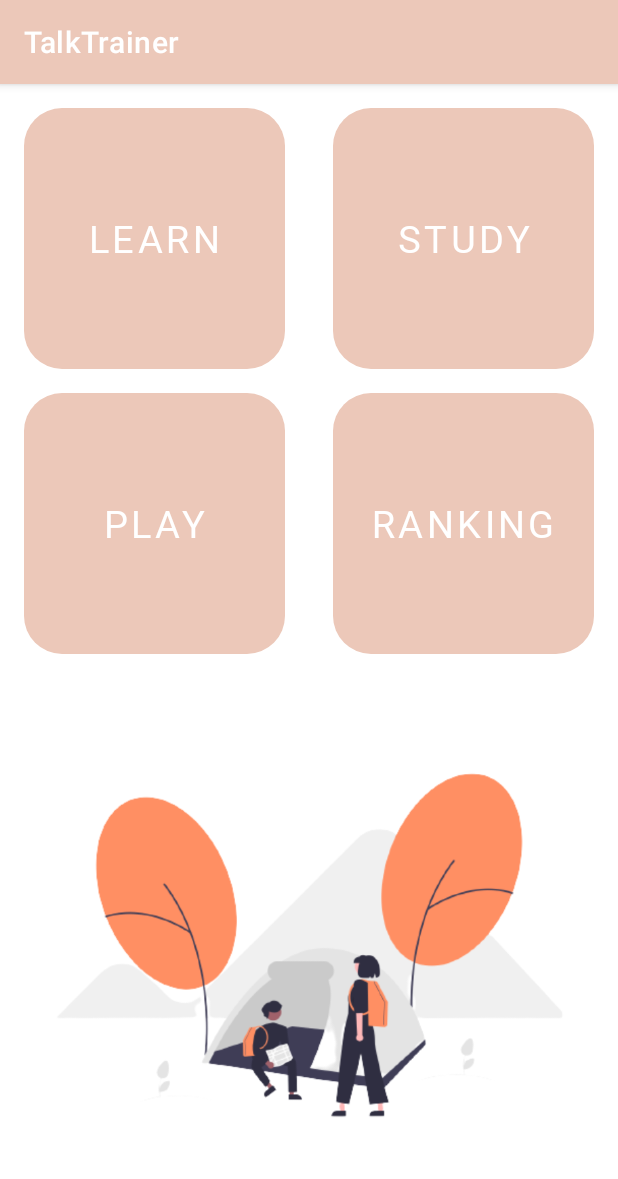
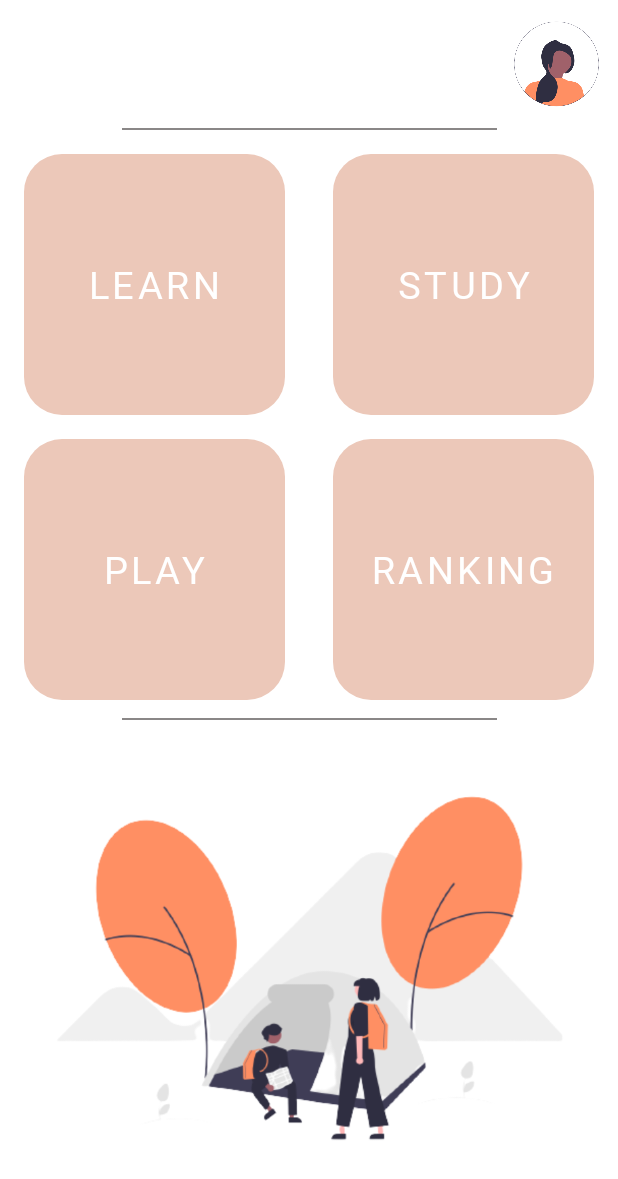
Before and after one commit to xAleksandrax/TalkTrainer, an Android app: the FirstPage screen opened directly, with no data from a screen before it, on a phone screen of 412 x 824 dp. Shown: the top 1179 px of the screen. Run offline under Robolectric (Android 15) with nearby library versions, the phone set to English and light mode, and no system bars.

Commit message:
menu interface added

```diff
--- a/app/src/main/java/com/example/talktrainer/FirstPage.kt
+++ b/app/src/main/java/com/example/talktrainer/FirstPage.kt
@@ -1,31 +1,17 @@
 package com.example.talktrainer
+import android.annotation.SuppressLint
 import androidx.appcompat.app.AppCompatActivity
 import android.os.Bundle
 import android.util.Log
 import android.widget.EditText
 import android.widget.TextView
+import androidx.core.content.ContextCompat
+import androidx.core.text.HtmlCompat
 
 class FirstPage : AppCompatActivity() {
     override fun onCreate(savedInstanceState: Bundle?) {
         super.onCreate(savedInstanceState)
+        supportActionBar?.hide()
         setContentView(R.layout.activity_first_page)
-
-        // Pobierz Intent z poprzedniego ekranu
-        val intent = intent
-
-// Pobierz nazwę użytkownika z Intent
-        val username = intent.getStringExtra("username")
-        Log.d("FirstPage", "Nazwa użytkownika: $username")
-        if (username.isNullOrEmpty()) {
-            Log.d("FirstPage", "Nazwa użytkownika jest pusta lub null")
-        }
-
-
-// Znajdź TextView i ustaw jego tekst na nazwę użytkownika
-        val tvUsername = findViewById<TextView>(R.id.tv_username)
-        tvUsername.text = username
-
-
-
     }
 }
--- a/app/src/main/java/com/example/talktrainer/LogIn.kt
+++ b/app/src/main/java/com/example/talktrainer/LogIn.kt
@@ -17,6 +17,7 @@ class LogIn : AppCompatActivity() {
     private lateinit var dbh: DBHelper
     override fun onCreate(savedInstanceState: Bundle?) {
         super.onCreate(savedInstanceState)
+        supportActionBar?.hide()
         setContentView(R.layout.activity_log_in)
 
         loginBtn = findViewById(R.id.login_button)
@@ -42,6 +43,7 @@ class LogIn : AppCompatActivity() {
                 if (checkUser==true){
                     Toast.makeText(this,"Login successful!",Toast.LENGTH_SHORT).show()
                     val intent = Intent(applicationContext, FirstPage::class.java)
+                    intent.putExtra("username", useredtxt)
                     startActivity(intent)
                 }
                 else{
--- a/app/src/main/java/com/example/talktrainer/MainActivity.kt
+++ b/app/src/main/java/com/example/talktrainer/MainActivity.kt
@@ -10,6 +10,7 @@ class MainActivity : AppCompatActivity() {
     private lateinit var btnSignUp: Button;
     override fun onCreate(savedInstanceState: Bundle?) {
         super.onCreate(savedInstanceState)
+        supportActionBar?.hide()
         setContentView(R.layout.activity_main)
 
         btnLogIn = findViewById(R.id.login_button)
--- a/app/src/main/java/com/example/talktrainer/SignIn.kt
+++ b/app/src/main/java/com/example/talktrainer/SignIn.kt
@@ -19,6 +19,7 @@ class SignIn : AppCompatActivity() {
 
     override fun onCreate(savedInstanceState: Bundle?) {
         super.onCreate(savedInstanceState)
+        supportActionBar?.hide()
         setContentView(R.layout.activity_sign_in)
 
         uname = findViewById(R.id.username1)
--- a/app/src/main/res/layout/activity_first_page.xml
+++ b/app/src/main/res/layout/activity_first_page.xml
@@ -7,20 +7,33 @@
     android:layout_height="match_parent"
     tools:context=".FirstPage">
 
-    <TextView
-        android:id="@+id/tv_username"
-        android:layout_width="match_parent"
-        android:layout_height="wrap_content"
-        android:textSize="20sp"
-        app:layout_constraintTop_toTopOf="parent"/>
+    <ImageView
+        android:id="@+id/imageView3"
+        android:layout_width="82dp"
+        android:layout_height="85dp"
+        app:srcCompat="@drawable/profile"
+        android:layout_marginBottom="10dp"
+        app:layout_constraintTop_toTopOf="parent"
+        app:layout_constraintRight_toRightOf="parent"/>
 
-    <!-- Przycisk 1 -->
+    <View
+        android:id="@+id/line1"
+        android:layout_width="250dp"
+        android:layout_height="1dp"
+        android:background="@color/grey"
+        android:layout_marginBottom="10dp"
+        app:layout_constraintTop_toBottomOf="@id/imageView3"
+        app:layout_constraintBottom_toTopOf="@id/button1"
+        app:layout_constraintLeft_toLeftOf="parent"
+        app:layout_constraintRight_toRightOf="parent"
+        app:layout_constraintVertical_bias="0.5" />
+
+
     <Button
         android:id="@+id/button1"
         android:layout_width="0dp"
         android:layout_height="0dp"
         android:layout_margin="16dp"
-        android:textColor="@color/white"
         android:text="Learn"
         android:textSize="25dp"
         android:fontFamily="@font/mainfont"
@@ -31,9 +44,8 @@
         app:layout_constraintHorizontal_chainStyle="spread_inside"
         app:layout_constraintLeft_toLeftOf="parent"
         app:layout_constraintRight_toLeftOf="@+id/button2"
-        app:layout_constraintTop_toTopOf="parent">
+        app:layout_constraintTop_toBottomOf="@id/line1">
     </Button>
-
 
     <!-- Przycisk 2 -->
     <Button
@@ -49,7 +61,7 @@
         app:layout_constraintHorizontal_chainStyle="spread_inside"
         app:layout_constraintLeft_toRightOf="@+id/button1"
         app:layout_constraintRight_toRightOf="parent"
-        app:layout_constraintTop_toTopOf="parent" />
+        app:layout_constraintTop_toBottomOf="@id/line1" />
 
     <!-- Przycisk 3 -->
     <Button
@@ -83,6 +95,16 @@
         app:layout_constraintRight_toRightOf="parent"
         app:layout_constraintTop_toBottomOf="@+id/button2" />
 
+    <View
+        android:layout_width="250dp"
+        android:layout_height="1dp"
+        android:background="@color/grey"
+        android:layout_marginTop="25dp"
+        app:layout_constraintTop_toBottomOf="@+id/button4"
+        app:layout_constraintBottom_toTopOf="@+id/my_image_view"
+        app:layout_constraintLeft_toLeftOf="parent"
+        app:layout_constraintRight_toRightOf="parent" />
+
     <ImageView
         android:id="@+id/my_image_view"
         android:layout_width="0dp"
--- a/app/src/main/res/layout/activity_log_in.xml
+++ b/app/src/main/res/layout/activity_log_in.xml
@@ -4,7 +4,6 @@
     xmlns:tools="http://schemas.android.com/tools"
     android:layout_width="match_parent"
     android:layout_height="match_parent"
-    android:background="@drawable/background"
     tools:context=".LogIn">
 
     <TextView
--- a/app/src/main/res/values/colors.xml
+++ b/app/src/main/res/values/colors.xml
@@ -5,7 +5,8 @@
     <color name="purple_700">#FF3700B3</color>
     <color name="teal_200">#FF03DAC5</color>
     <color name="teal_700">#FF018786</color>
-    <color name="black">#DA5A5757</color>
+    <color name="grey">#DA777373</color>
+    <color name="black">#DA000000</color>
     <color name="white">#FFFFFFFF</color>
     <color name="main">#FF8F63</color>
     <color name="postMain">#ECC8B9</color>
```
Also changed, not shown: app/src/main/res/layout/activity_sign_in.xml (+12 -13 lines), app/src/main/res/values/strings.xml (+5 -2 lines), app/src/main/res/values/styles.xml (added, +9 -0 lines), app/src/main/res/drawable/login.png, app/src/main/res/drawable/login2.png, app/src/main/res/drawable/main.png, app/src/main/res/drawable/profile.png (added).
